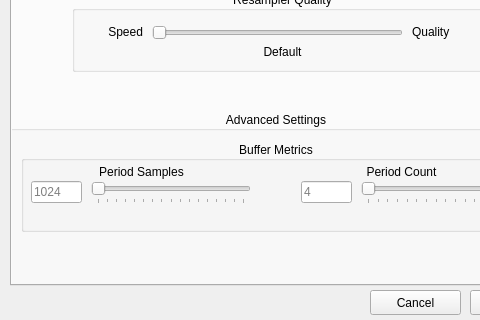
Before: the Qt Designer form utils/alsoft-config/mainwindow.ui in kcat/openal-soft, drawn with Qt 5; both pictures show x 0 to 480 and y 134 to 454 of the 564 by 454 pixel window.
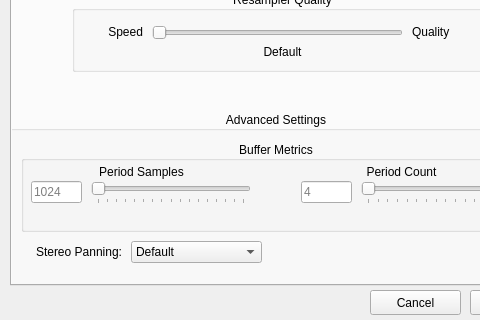
After: the same form once the commit is applied. Icons and pictures are not drawn.

Commit message: Add an option to select between UHJ and pair-wise mixing.

```diff
--- a/utils/alsoft-config/mainwindow.ui
+++ b/utils/alsoft-config/mainwindow.ui
@@ -428,6 +428,54 @@
         </widget>
        </widget>
       </widget>
+      <widget class="QComboBox" name="stereoPanningComboBox">
+       <property name="geometry">
+        <rect>
+         <x>130</x>
+         <y>130</y>
+         <width>131</width>
+         <height>22</height>
+        </rect>
+       </property>
+       <property name="toolTip">
+        <string>Selects the panning method for non-HRTF stereo
+mixing. UHJ creates stereo-compatible two-channel
+output, which encodes some surround information.
+Pair-Wise uses standard pair-wise panning between
+-30 and +30 degrees. The default is UHJ.</string>
+       </property>
+       <item>
+        <property name="text">
+         <string>Default</string>
+        </property>
+       </item>
+       <item>
+        <property name="text">
+         <string>UHJ</string>
+        </property>
+       </item>
+       <item>
+        <property name="text">
+         <string>Pair-Wise</string>
+        </property>
+       </item>
+      </widget>
+      <widget class="QLabel" name="label_19">
+       <property name="geometry">
+        <rect>
+         <x>20</x>
+         <y>130</y>
+         <width>101</width>
+         <height>21</height>
+        </rect>
+       </property>
+       <property name="text">
+        <string>Stereo Panning:</string>
+       </property>
+       <property name="alignment">
+        <set>Qt::AlignRight|Qt::AlignTrailing|Qt::AlignVCenter</set>
+       </property>
+      </widget>
      </widget>
      <widget class="QGroupBox" name="groupBox_4">
       <property name="geometry">
```
The commit also changes 1 other file.
